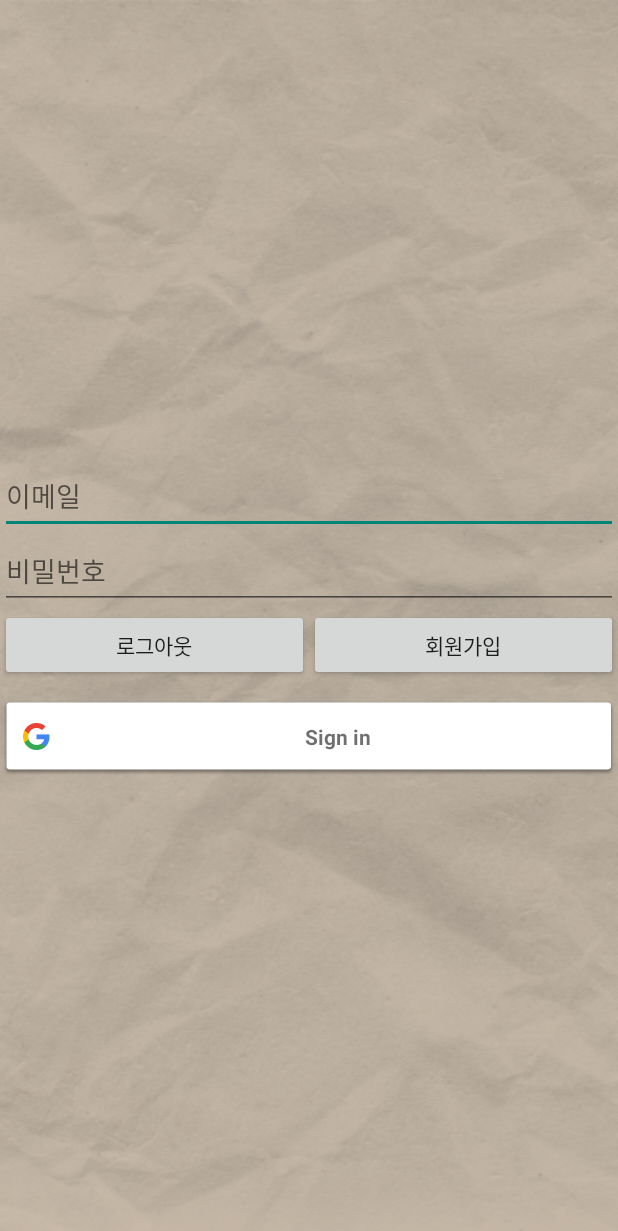
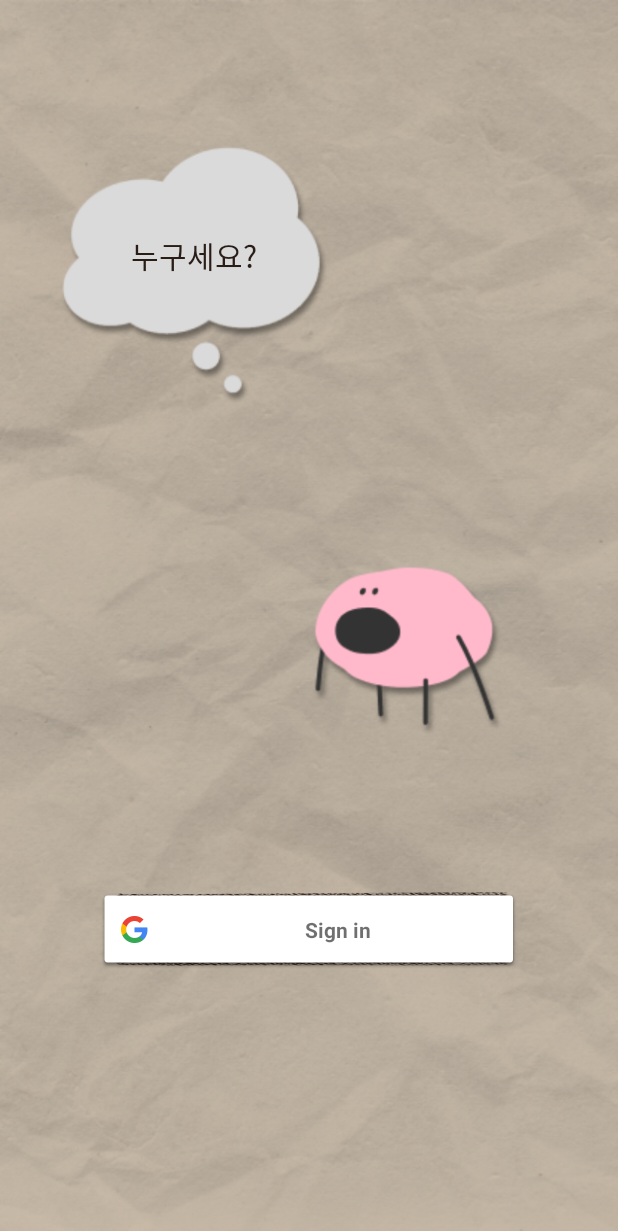
Before and after one commit to UzzerDiyonce/once, an Android app: the LoginActivity screen opened directly, with no data from a screen before it, on a phone screen of 412 x 824 dp. Shown: the top 1231 px of the screen. Run offline under Robolectric (Android 15) with nearby library versions, the phone set to English and light mode, and no system bars; our stand-ins replace Firebase (no records; nobody signed in at launch, a user with empty details on screens opened directly); 2 statements that could not run were skipped.

Commit message:
modify login layout

```diff
--- a/app/build.gradle
+++ b/app/build.gradle
@@ -39,7 +39,6 @@
 }
 
 dependencies {
-
     implementation 'androidx.core:core-ktx:1.7.0'
     implementation 'androidx.appcompat:appcompat:1.5.1'
     implementation 'com.google.android.material:material:1.7.0'
--- a/app/src/main/res/layout/activity_login.xml
+++ b/app/src/main/res/layout/activity_login.xml
@@ -1,5 +1,5 @@
 <?xml version="1.0" encoding="utf-8"?>
-<LinearLayout xmlns:android="http://schemas.android.com/apk/res/android"
+<androidx.constraintlayout.widget.ConstraintLayout xmlns:android="http://schemas.android.com/apk/res/android"
     xmlns:app="http://schemas.android.com/apk/res-auto"
     xmlns:tools="http://schemas.android.com/tools"
     android:id="@+id/login_layout"
@@ -10,51 +10,53 @@
     android:gravity="center"
     tools:context=".LoginActivity">
 
-    <LinearLayout
-        android:layout_width="match_parent"
-        android:layout_height="100dp"
-        android:orientation="vertical">
-        <EditText
-            android:layout_width="match_parent"
-            android:layout_height="50dp"
-            android:inputType="text"
-            android:hint="이메일"
-            android:layout_gravity="center"/>
-        <EditText
-            android:layout_width="match_parent"
-            android:layout_height="50dp"
-            android:inputType="textPassword"
-            android:hint="비밀번호"
-            android:layout_gravity="center"/>
-    </LinearLayout>
+    <ImageView
+        android:id="@+id/imageView7"
+        android:layout_width="208dp"
+        android:layout_height="208dp"
+        android:layout_marginStart="25dp"
+        android:layout_marginTop="85dp"
+        app:layout_constraintStart_toStartOf="parent"
+        app:layout_constraintTop_toTopOf="parent"
+        app:srcCompat="@drawable/loginment" />
 
-    <LinearLayout
-        android:layout_width="match_parent"
+    <TextView
+        android:id="@+id/textView7"
+        android:layout_width="wrap_content"
         android:layout_height="wrap_content"
-        android:orientation="horizontal">
-        <Button
-            android:id="@+id/logoutButton"
-            android:layout_width="wrap_content"
-            android:layout_height="wrap_content"
-            android:text="로그아웃"
-            android:layout_weight="1"/>
-        <Button
-            android:layout_width="wrap_content"
-            android:layout_height="wrap_content"
-            android:text="회원가입"
-            android:layout_weight="1"/>
-    </LinearLayout>
+        android:layout_marginTop="70dp"
+        android:fontFamily="@font/font_lee"
+        android:text="누구세요?"
+        android:textColor="#2A1D17"
+        android:textSize="20sp"
+        app:layout_constraintEnd_toEndOf="@+id/imageView7"
+        app:layout_constraintStart_toStartOf="@+id/imageView7"
+        app:layout_constraintTop_toTopOf="@+id/imageView7" />
 
-    <!--Google Sign In 부분-->
+    <ImageView
+        android:id="@+id/imageView9"
+        android:layout_width="172dp"
+        android:layout_height="172dp"
+        android:layout_marginEnd="55dp"
+        app:layout_constraintBottom_toBottomOf="parent"
+        app:layout_constraintEnd_toEndOf="parent"
+        app:layout_constraintTop_toTopOf="parent"
+        app:srcCompat="@drawable/moriforsignup" />
+
     <com.google.android.gms.common.SignInButton
         android:id="@+id/btn_googleSignIn"
         android:layout_width="match_parent"
         android:layout_height="53dp"
         android:layout_centerInparent="true"
+        android:layout_marginStart="65dp"
+        android:layout_marginEnd="65dp"
+        android:layout_marginBottom="178dp"
+        android:background="@drawable/button_rectangle"
         android:text="구글 로그인"
         app:isDarkTheme="true"
-        android:layout_marginTop="10dp">
-    </com.google.android.gms.common.SignInButton>
+        app:layout_constraintBottom_toBottomOf="parent"
+        app:layout_constraintEnd_toEndOf="parent"
+        app:layout_constraintHorizontal_bias="0.0"
+        app:layout_constraintStart_toStartOf="parent"></com.google.android.gms.common.SignInButton>
 
-
-</LinearLayout>
+</androidx.constraintlayout.widget.ConstraintLayout>
```
Also changed, not shown: app/src/main/res/drawable/loginment.png (added).
